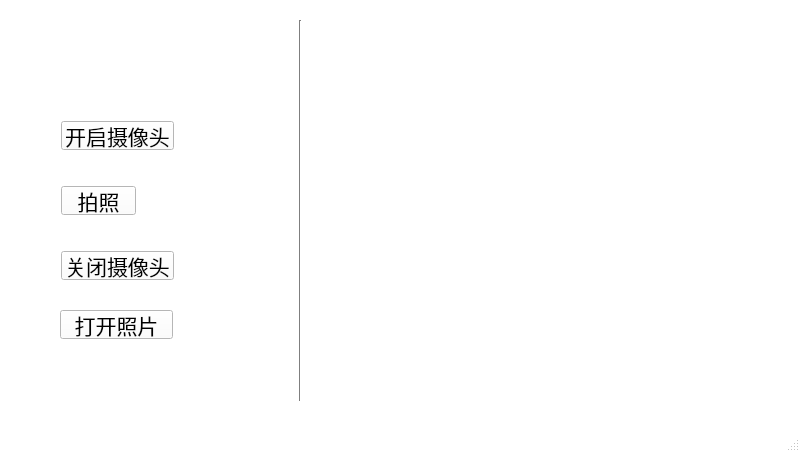
Qt form GUIDesign.ui (Mitty-Hu/CGproject) before a commit.
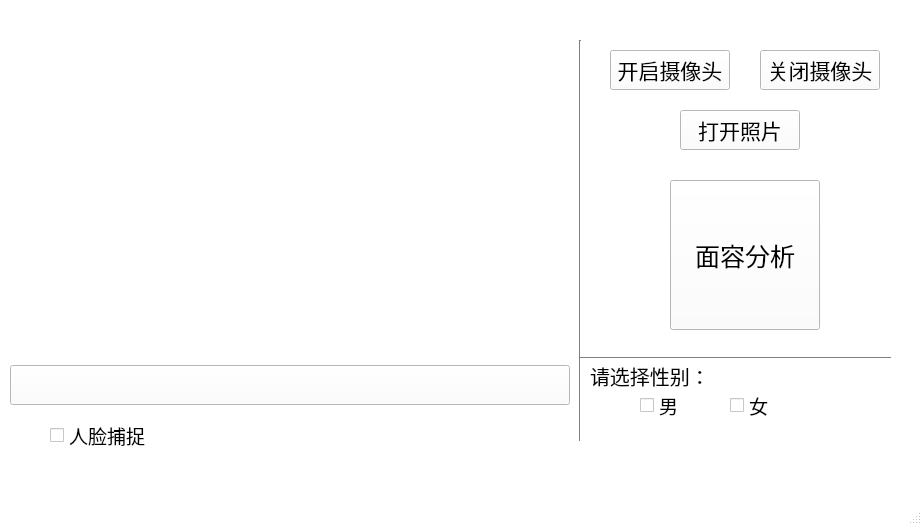
The same form after that commit. Icons and pictures are not drawn.

The edit to the form file:
```diff
--- a/GUIDesign.ui
+++ b/GUIDesign.ui
@@ -6,8 +6,8 @@
    <rect>
     <x>0</x>
     <y>0</y>
-    <width>800</width>
-    <height>452</height>
+    <width>922</width>
+    <height>525</height>
    </rect>
   </property>
   <property name="palette">
@@ -452,6 +452,11 @@
     </disabled>
    </palette>
   </property>
+  <property name="font">
+   <font>
+    <family>Microsoft YaHei</family>
+   </font>
+  </property>
   <property name="windowTitle">
    <string>Facial health</string>
   </property>
@@ -459,14 +464,17 @@
    <iconset>
     <normaloff>icons-smile.png</normaloff>icons-smile.png</iconset>
   </property>
+  <property name="autoFillBackground">
+   <bool>false</bool>
+  </property>
   <widget class="QWidget" name="centralwidget">
    <widget class="Line" name="line">
     <property name="geometry">
      <rect>
-      <x>290</x>
-      <y>20</y>
+      <x>570</x>
+      <y>40</y>
       <width>20</width>
-      <height>381</height>
+      <height>401</height>
      </rect>
     </property>
     <property name="orientation">
@@ -476,10 +484,10 @@
    <widget class="QLabel" name="label_ShowCamera">
     <property name="geometry">
      <rect>
-      <x>340</x>
-      <y>90</y>
-      <width>400</width>
-      <height>225</height>
+      <x>10</x>
+      <y>50</y>
+      <width>560</width>
+      <height>315</height>
      </rect>
     </property>
     <property name="text">
@@ -489,14 +497,15 @@
    <widget class="QPushButton" name="button_OpenFile">
     <property name="geometry">
      <rect>
-      <x>60</x>
-      <y>310</y>
-      <width>113</width>
-      <height>29</height>
+      <x>680</x>
+      <y>110</y>
+      <width>120</width>
+      <height>40</height>
      </rect>
     </property>
     <property name="font">
      <font>
+      <family>Microsoft YaHei</family>
       <pointsize>16</pointsize>
      </font>
     </property>
@@ -513,14 +522,15 @@
    <widget class="QPushButton" name="button_Capture">
     <property name="geometry">
      <rect>
-      <x>61</x>
-      <y>186</y>
-      <width>75</width>
-      <height>29</height>
+      <x>10</x>
+      <y>365</y>
+      <width>560</width>
+      <height>40</height>
      </rect>
     </property>
     <property name="font">
      <font>
+      <family>Microsoft YaHei</family>
       <pointsize>16</pointsize>
      </font>
     </property>
@@ -530,21 +540,35 @@
     <property name="mouseTracking">
      <bool>false</bool>
     </property>
+    <property name="autoFillBackground">
+     <bool>false</bool>
+    </property>
     <property name="text">
-     <string>拍照</string>
+     <string/>
+    </property>
+    <property name="icon">
+     <iconset>
+      <normaloff>icons8-camera-100.png</normaloff>icons8-camera-100.png</iconset>
+    </property>
+    <property name="iconSize">
+     <size>
+      <width>32</width>
+      <height>32</height>
+     </size>
     </property>
    </widget>
    <widget class="QPushButton" name="button_CloseCamera">
     <property name="geometry">
      <rect>
-      <x>61</x>
-      <y>251</y>
-      <width>113</width>
-      <height>29</height>
+      <x>760</x>
+      <y>50</y>
+      <width>120</width>
+      <height>40</height>
      </rect>
     </property>
     <property name="font">
      <font>
+      <family>Microsoft YaHei</family>
       <pointsize>16</pointsize>
      </font>
     </property>
@@ -561,14 +585,15 @@
    <widget class="QPushButton" name="button_OpenCamera">
     <property name="geometry">
      <rect>
-      <x>61</x>
-      <y>121</y>
-      <width>113</width>
-      <height>29</height>
+      <x>610</x>
+      <y>50</y>
+      <width>120</width>
+      <height>40</height>
      </rect>
     </property>
     <property name="font">
      <font>
+      <family>Microsoft YaHei</family>
       <pointsize>16</pointsize>
      </font>
     </property>
@@ -582,6 +607,116 @@
      <string>开启摄像头</string>
     </property>
    </widget>
+   <widget class="QPushButton" name="button_Analyse">
+    <property name="geometry">
+     <rect>
+      <x>670</x>
+      <y>180</y>
+      <width>150</width>
+      <height>150</height>
+     </rect>
+    </property>
+    <property name="font">
+     <font>
+      <family>Microsoft YaHei</family>
+      <pointsize>19</pointsize>
+     </font>
+    </property>
+    <property name="cursor">
+     <cursorShape>PointingHandCursor</cursorShape>
+    </property>
+    <property name="text">
+     <string>面容分析</string>
+    </property>
+   </widget>
+   <widget class="QCheckBox" name="checkbox_face">
+    <property name="geometry">
+     <rect>
+      <x>50</x>
+      <y>420</y>
+      <width>121</width>
+      <height>31</height>
+     </rect>
+    </property>
+    <property name="font">
+     <font>
+      <family>Microsoft YaHei</family>
+      <pointsize>14</pointsize>
+     </font>
+    </property>
+    <property name="text">
+     <string>人脸捕捉</string>
+    </property>
+   </widget>
+   <widget class="Line" name="line_2">
+    <property name="geometry">
+     <rect>
+      <x>580</x>
+      <y>350</y>
+      <width>311</width>
+      <height>16</height>
+     </rect>
+    </property>
+    <property name="orientation">
+     <enum>Qt::Horizontal</enum>
+    </property>
+   </widget>
+   <widget class="QCheckBox" name="checkbox_GenderMale">
+    <property name="geometry">
+     <rect>
+      <x>640</x>
+      <y>390</y>
+      <width>61</width>
+      <height>31</height>
+     </rect>
+    </property>
+    <property name="font">
+     <font>
+      <family>Microsoft YaHei</family>
+      <pointsize>14</pointsize>
+     </font>
+    </property>
+    <property name="text">
+     <string>男</string>
+    </property>
+   </widget>
+   <widget class="QCheckBox" name="checkbox_GenderFemale">
+    <property name="geometry">
+     <rect>
+      <x>730</x>
+      <y>390</y>
+      <width>61</width>
+      <height>31</height>
+     </rect>
+    </property>
+    <property name="font">
+     <font>
+      <family>Microsoft YaHei</family>
+      <pointsize>14</pointsize>
+     </font>
+    </property>
+    <property name="text">
+     <string>女</string>
+    </property>
+   </widget>
+   <widget class="QLabel" name="label">
+    <property name="geometry">
+     <rect>
+      <x>590</x>
+      <y>360</y>
+      <width>121</width>
+      <height>31</height>
+     </rect>
+    </property>
+    <property name="font">
+     <font>
+      <pointsize>15</pointsize>
+     </font>
+    </property>
+    <property name="text">
+     <string>请选择性别：</string>
+    </property>
+   </widget>
   </widget>
   <widget class="QMenuBar" name="menubar">
    <property name="geometry">
```
Left out of the diff: 8 changed lines with no effect on the pictures.
